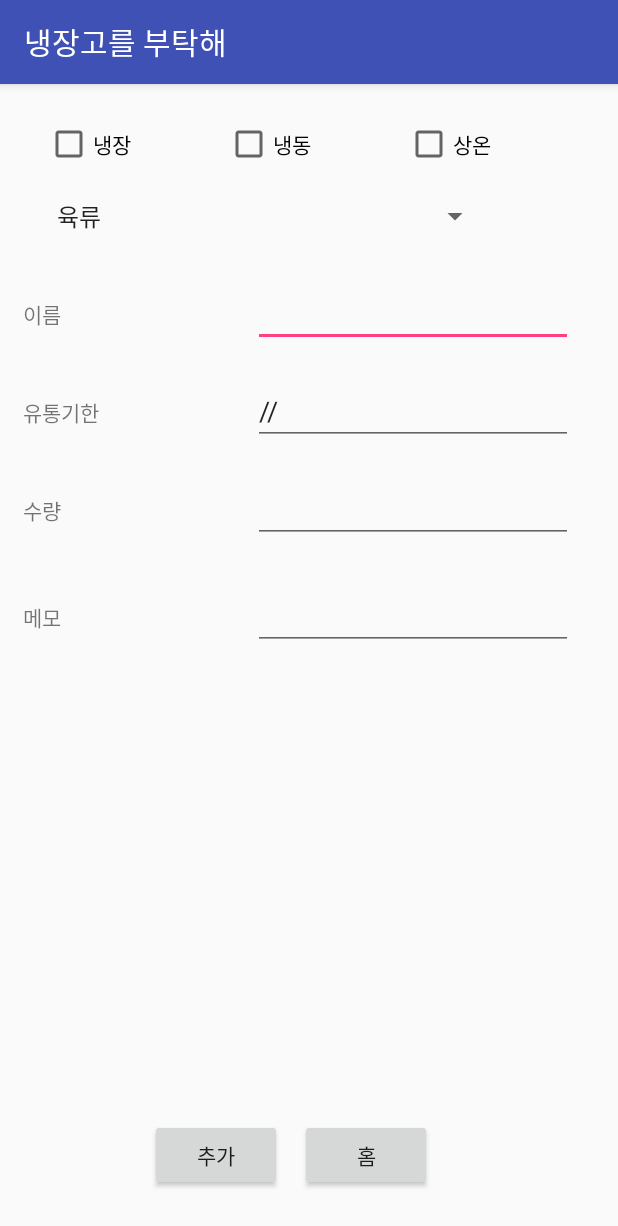
After one commit to doodoo1213/Please_refrigerator, an Android app: the InputData screen opened directly, with no data from a screen before it, on a phone screen of 412 x 824 dp. The commit adds this screen. Shown: the top 1226 px of the screen. Run offline under Robolectric (Android 15) with nearby library versions, the phone set to English and light mode, and no system bars.

Commit message:
inputdata

```diff
--- a/app/src/main/AndroidManifest.xml
+++ b/app/src/main/AndroidManifest.xml
@@ -15,9 +15,7 @@
                 <category android:name="android.intent.category.LAUNCHER" />
             </intent-filter>
         </activity>
-        <!--
-        <activity android:name=".InputData"/>
-        -->
+        <activity android:name=".activity.InputData"/>
     </application>
 
 </manifest>
--- /dev/null
+++ b/app/src/main/java/com/example/kimjuyoung/please_refrigerator/activity/InputData.java
@@ -0,0 +1,163 @@
+package com.example.kimjuyoung.please_refrigerator.activity;
+
+/**
+ * Created by Kim juyoung on 2017-11-30.
+ */
+
+import android.content.Intent;
+import android.os.AsyncTask;
+import android.os.Bundle;
+import android.support.v7.app.AppCompatActivity;
+import android.view.View;
+import android.widget.CheckBox;
+import android.widget.EditText;
+import android.widget.MultiAutoCompleteTextView;
+import android.widget.Toast;
+
+import com.example.kimjuyoung.please_refrigerator.R;
+
+import java.sql.Connection;
+import java.sql.DriverManager;
+import java.sql.Statement;
+
+/**
+ * Created by Kim juyoung on 2017-11-28.
+ */
+
+public class InputData extends AppCompatActivity implements View.OnClickListener{
+
+    private static final String url = "jdbc:mysql://165.132.221.47:3307/2017_2_kjy"; //서버 역할을 할 ip주소의 사용할 데이터베이스(it_refrigerator)
+    private static final String user = "2017_2_kjy"; //it_refrigerator 데이터베이스 user
+    private static final String pass = "selabkjy"; //it_refrigerator 데이터베이스 비밀번호
+
+    CheckBox type_refrigerated, type_frozen, type_etc;
+    EditText name, date;
+    MultiAutoCompleteTextView memo;
+    //Spinner sp;
+    String type = "";
+    String space = "";
+    int count;
+
+    @Override
+    protected void onCreate(Bundle savedInstanceState) {
+        super.onCreate(savedInstanceState);
+        setContentView(R.layout.activity_input);
+
+        type_refrigerated = (CheckBox) findViewById(R.id.checkBox1);
+        type_frozen = (CheckBox) findViewById(R.id.checkBox2);
+        type_etc = (CheckBox) findViewById(R.id.checkBox3);
+        //sp = (Spinner)findViewById(R.id.spinner);
+        name = (EditText) findViewById(R.id.editText);
+        date = (EditText) findViewById(R.id.editText2);
+        memo = (MultiAutoCompleteTextView) findViewById(R.id.multiAutoCompleteTextView);
+        // 각 부분에서 값들을 저장하기 위한 변수들
+        type_refrigerated.setOnClickListener(new View.OnClickListener() {
+            @Override
+            public void onClick(View view) {
+                Checked(view);
+            }
+        });
+        type_frozen.setOnClickListener(new View.OnClickListener() {
+            @Override
+            public void onClick(View view) {
+                Checked(view);
+            }
+        });
+        type_etc.setOnClickListener(new View.OnClickListener() {
+            @Override
+            public void onClick(View view) {
+                Checked(view);
+            }
+        });
+    }
+    public String Checked(View view) {
+        count = 0;
+        if(type_refrigerated.isChecked()) {
+            type = "refrigerated";
+            count++;
+        }
+        if(type_frozen.isChecked()) {
+            type = "frozen";
+            count++;
+        }
+        if(type_etc.isChecked()) {
+            type = "etc";
+            count++;
+        }
+        return type;
+    }
+
+    public void onClick(View view) {
+        btnConn(view);
+    }
+
+    public void btnConn(View view)
+    {
+        Send objSend = new Send();
+        objSend.execute("");
+    } //저장 눌렀을 때 실행
+
+    private class Send extends AsyncTask<String, String, String>
+    {
+        String msg = ""; //알림 띄울 문자열 초기화
+        String text_name = name.getText().toString(); //데이터베이스에 들어갈 입력받은 이름 string으로 text_name 에 저장
+        String text_date = date.getText().toString(); //데이터베이스에 들어갈 입력받은 날짜 string으로 text_date 에 저장
+        String text_memo = memo.getText().toString(); //데이터베이스에 들어갈 입력받은 이름 string으로 text_name 에 저장
+
+        @Override
+        protected void onPreExecute() {
+            super.onPreExecute();
+        } //save 누르기 전에 실행할 부분, 우리는 없으니까 딱히 뭐 안적음.
+
+        @Override
+        protected String doInBackground(String... strings) {
+            try{
+                Class.forName("com.mysql.jdbc.Driver"); //mysql 연결
+                Connection conn = DriverManager.getConnection(url, user, pass); //서버 url로 user와 password사용하여 접속
+                if(conn==null)
+                {
+                    msg = "Connection goes wrong"; // 연결이 실패했을 때 에러 문자열 msg로 저장
+                }
+                if(count>1){
+                    msg = "저장공간을 하나만 선택해주세요.";
+                }
+                else {
+                    String query = "INSERT INTO expiration_date (type, name, date, memo) VALUES ('" + type + "', '" + text_name + "', '" + text_date + "', '" + text_memo + "')";
+                    // 입력받은 데이터 데이터베이스에 넣기 위한 쿼리문 작성
+                    Statement stmt = conn.createStatement(); // 쿼리 넣을 준비 함수
+                    stmt.executeUpdate(query); // 쿼리 실행
+                    if(count == 1)
+                        msg = "Success";
+                    // 데이터베이스에 데이터가 잘 들어갔을 때 성공 문자열 msg로 저장
+
+                }
+                conn.close();
+            } catch (Exception e) {
+                msg = "입력을 확인 해 주세요."; // 연결이 안됐거나, 쿼리문 실행에서 오류가 났을 경우 에러 문자열 msg로 저장
+                e.printStackTrace();
+            }
+
+            return msg;
+        }
+
+        @Override
+        protected void onPostExecute(String s) {
+            Toast.makeText(InputData.this, msg, Toast.LENGTH_LONG).show();
+        } // 실행 후 msg로 저장한 문자열 알림창으로 보여주기(실패인지, 성공인지)
+    }
+
+    /*    public void onClick(View v) {
+            if(type_refrigerated.isChecked() == true)
+                ;
+            if(type_frozen.isChecked() == true)
+                ;
+            if(type_etc.isChecked() == true)
+                ;
+        }
+    */
+    public void Return(View v){//+버튼의 동작
+        Intent home = new Intent(InputData.this, MainActivity.class);
+        startActivity(home);
+        finish();
+    }
+}
--- a/app/src/main/java/com/example/kimjuyoung/please_refrigerator/activity/MainActivity.java
+++ b/app/src/main/java/com/example/kimjuyoung/please_refrigerator/activity/MainActivity.java
@@ -1,5 +1,6 @@
 package com.example.kimjuyoung.please_refrigerator.activity;
 
+import android.content.Intent;
 import android.support.v7.app.AppCompatActivity;
 import android.os.Bundle;
 import android.view.View;
@@ -67,8 +68,8 @@ public class MainActivity extends AppCompatActivity {
 
     @OnClick(R.id.btn_add)
     public void Input(View v){//+버튼의 동작
-        // Intent input = new Intent(MainActivity.this, InputData.class);
-        // startActivity(input);
+        Intent input = new Intent(MainActivity.this, InputData.class);
+        startActivity(input);
         finish();
     }
 }
--- /dev/null
+++ b/app/src/main/res/layout/activity_input.xml
@@ -0,0 +1,179 @@
+<?xml version="1.0" encoding="utf-8"?>
+<RelativeLayout xmlns:android="http://schemas.android.com/apk/res/android"
+    xmlns:tools="http://schemas.android.com/tools"
+    android:id="@+id/input"
+    android:layout_width="match_parent"
+    android:layout_height="match_parent">
+
+    <CheckBox
+        android:text="@string/space1"
+        android:layout_width="wrap_content"
+        android:layout_height="wrap_content"
+        android:layout_marginTop="24dp"
+        android:id="@+id/checkBox1"
+        android:layout_alignParentTop="true"
+        android:layout_marginLeft="30dp"
+        android:layout_marginStart="30dp" />
+
+    <CheckBox
+        android:text="@string/space2"
+        android:layout_width="wrap_content"
+        android:layout_height="wrap_content"
+        android:id="@+id/checkBox2"
+        android:layout_alignBaseline="@+id/checkBox1"
+        android:layout_alignBottom="@+id/checkBox1"
+        android:layout_alignLeft="@id/checkBox1"
+        android:layout_alignStart="@id/checkBox1"
+        android:layout_marginLeft="120dp" />
+
+    <CheckBox
+        android:text="@string/space3"
+        android:layout_width="wrap_content"
+        android:layout_height="wrap_content"
+        android:id="@+id/checkBox3"
+        android:layout_alignBaseline="@+id/checkBox2"
+        android:layout_alignBottom="@+id/checkBox2"
+        android:layout_alignLeft="@id/checkBox2"
+        android:layout_alignStart="@id/checkBox2"
+        android:layout_marginLeft="120dp"
+        android:layout_above="@+id/spinner"
+        android:layout_marginRight="30dp" />
+
+    <Spinner
+        android:layout_width="match_parent"
+        android:layout_height="wrap_content"
+        android:id="@+id/spinner"
+        android:entries="@array/space"
+        android:prompt="@string/space_prompt"
+        android:layout_marginTop="20dp"
+        android:layout_below="@+id/checkBox2"
+        android:layout_alignRight="@+id/checkBox3"
+        android:layout_alignEnd="@+id/checkBox3"
+        android:layout_alignLeft="@+id/checkBox1"
+        android:layout_alignStart="@+id/checkBox1"/>
+
+    <TextView
+        android:layout_width="wrap_content"
+        android:layout_height="wrap_content"
+        android:text="이름"
+        android:id="@+id/textView"
+        android:layout_below="@+id/spinner"
+        android:layout_alignBaseline="@+id/editText"
+        android:layout_alignBottom="@+id/editText"
+        android:layout_marginLeft="20dp"
+        android:layout_marginStart="15dp"
+        android:layout_marginTop="30dp"
+        android:layout_alignParentLeft="true"
+        android:layout_alignParentStart="true"/>
+
+    <EditText
+        android:layout_width="wrap_content"
+        android:layout_height="wrap_content"
+        android:inputType="textPersonName"
+        android:ems="10"
+        android:id="@+id/editText"
+        android:layout_marginTop="30dp"
+        android:layout_marginRight="30dp"
+        android:layout_marginEnd="30dp"
+        android:text=""
+        android:layout_below="@+id/spinner"
+        android:layout_alignParentRight="true"
+        android:layout_alignParentEnd="true" />
+
+    <TextView
+        android:text="유통기한"
+        android:layout_width="wrap_content"
+        android:layout_height="wrap_content"
+        android:id="@+id/textView2"
+        android:layout_below="@+id/textView"
+        android:layout_marginTop="20dp"
+        android:layout_alignLeft="@id/textView"
+        android:layout_alignStart="@id/textView"
+        android:layout_alignBaseline="@+id/editText2"
+        android:layout_alignBottom="@+id/editText2" />
+
+    <EditText
+        android:layout_width="wrap_content"
+        android:layout_height="wrap_content"
+        android:inputType="date"
+        android:text="//"
+        android:ems="10"
+        android:id="@+id/editText2"
+        android:layout_marginTop="20dp"
+        android:layout_below="@+id/editText"
+        android:layout_alignLeft="@+id/editText"
+        android:layout_alignStart="@+id/editText"
+        android:layout_alignRight="@id/editText"
+        android:layout_alignEnd="@id/editText"/>
+
+    <TextView
+        android:text="수량"
+        android:layout_width="wrap_content"
+        android:layout_height="wrap_content"
+        android:id="@+id/textView4"
+        android:layout_below="@+id/textView2"
+        android:layout_marginTop="20dp"
+        android:layout_alignLeft="@+id/textView2"
+        android:layout_alignStart="@+id/textView2"
+        android:layout_alignBaseline="@+id/editText3"
+        android:layout_alignBottom="@+id/editText3"/>
+
+    <EditText
+        android:layout_width="wrap_content"
+        android:layout_height="wrap_content"
+        android:inputType="number"
+        android:ems="10"
+        android:id="@+id/editText3"
+        android:layout_marginTop="20dp"
+        android:layout_below="@+id/editText2"
+        android:layout_alignLeft="@+id/editText2"
+        android:layout_alignStart="@+id/editText2"
+        android:layout_alignRight="@id/editText2"
+        android:layout_alignEnd="@id/editText2" />
+
+    <TextView
+        android:text="메모"
+        android:layout_width="wrap_content"
+        android:layout_height="wrap_content"
+        android:id="@+id/textView5"
+        android:layout_below="@+id/textView4"
+        android:layout_marginTop="50dp"
+        android:layout_alignLeft="@+id/textView4"
+        android:layout_alignStart="@+id/textView4" />
+
+    <MultiAutoCompleteTextView
+        android:text=""
+        android:layout_width="wrap_content"
+        android:layout_height="wrap_content"
+        android:id="@+id/multiAutoCompleteTextView"
+        android:layout_marginTop="20dp"
+        android:layout_alignBaseline="@+id/textView5"
+        android:layout_alignBottom="@+id/textView5"
+        android:layout_alignLeft="@+id/editText2"
+        android:layout_alignStart="@+id/editText2"
+        android:layout_alignRight="@id/editText2"
+        android:layout_alignEnd="@id/editText2"/>
+
+    <Button
+        android:text="@string/txt_input"
+        android:layout_width="wrap_content"
+        android:layout_height="wrap_content"
+        android:onClick="btnConn"
+        android:id="@+id/button"
+        android:layout_marginBottom="30dp"
+        android:layout_alignParentBottom="true"
+        android:layout_marginLeft="100dp"/>
+
+    <Button
+        android:text="@string/txt_home"
+        android:layout_width="wrap_content"
+        android:layout_height="wrap_content"
+        android:onClick="Return"
+        android:id="@+id/button1"
+    android:layout_marginBottom="30dp"
+    android:layout_alignStart="@id/button"
+    android:layout_marginLeft="100dp"
+    android:layout_alignParentBottom="true"
+    android:layout_centerHorizontal="true" />
+
+</RelativeLayout>
--- a/app/src/main/res/values/strings.xml
+++ b/app/src/main/res/values/strings.xml
@@ -2,7 +2,7 @@
     <string name="app_name">냉장고를 부탁해</string>
     <string name="space1">냉장</string>
     <string name="space2">냉동</string>
-    <string name="space3">기타</string>
+    <string name="space3">상온</string>
     <string name="txt_title_meat">고기</string>
     <string name="txt_title_vegetable">야채</string>
     <string name="txt_title_etc">기타</string>
@@ -14,4 +14,5 @@
         <item>기타</item>
     </string-array>
     <string name="txt_input">추가</string>
+    <string name="txt_home">홈</string>
 </resources>
--- a/build.gradle
+++ b/build.gradle
@@ -3,6 +3,7 @@
 buildscript {
     repositories {
         jcenter()
+        google()
     }
     dependencies {
         classpath 'com.android.tools.build:gradle:3.0.1'
@@ -15,6 +16,7 @@ buildscript {
 allprojects {
     repositories {
         jcenter()
+        google()
     }
 }
 
```
Also changed, not shown: app/build.gradle (+5 -5 lines).
